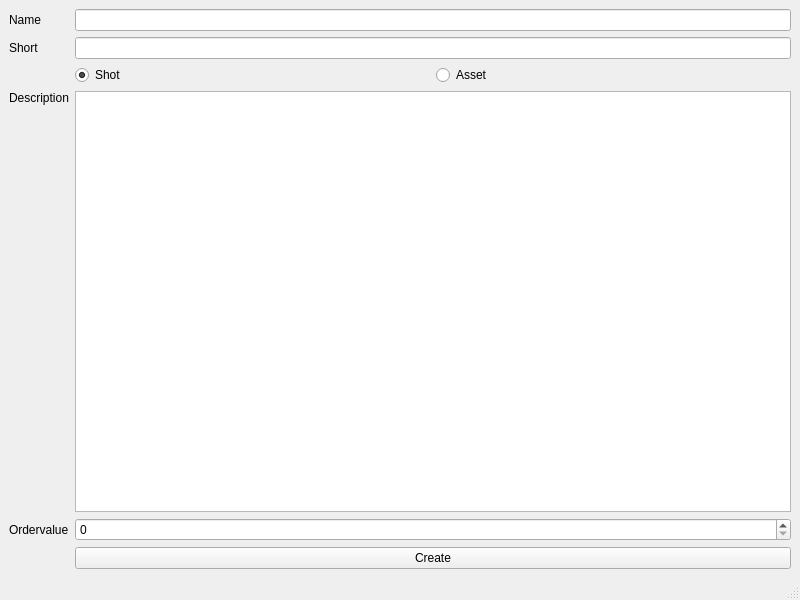
Old version of the form src/jukeboxcore/gui/widgets/guerilla/depcreator.ui in the repository JukeboxPipeline/jukebox-core.
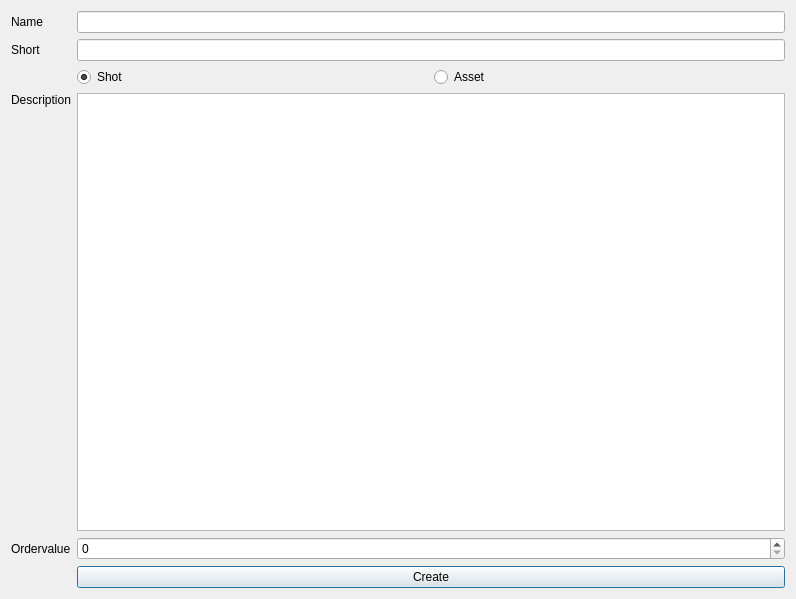
New version of the form.

Commit message: Chang the guerilla secondary windows to dialogs and implement create project

```diff
--- a/src/jukeboxcore/gui/widgets/guerilla/depcreator.ui
+++ b/src/jukeboxcore/gui/widgets/guerilla/depcreator.ui
@@ -1,37 +1,33 @@
 <?xml version="1.0" encoding="UTF-8"?>
 <ui version="4.0">
- <class>depcreator_mwin</class>
- <widget class="QMainWindow" name="depcreator_mwin">
+ <class>depcreator_dialog</class>
+ <widget class="QDialog" name="depcreator_dialog">
   <property name="geometry">
    <rect>
     <x>0</x>
     <y>0</y>
-    <width>800</width>
-    <height>600</height>
+    <width>796</width>
+    <height>599</height>
    </rect>
   </property>
   <property name="windowTitle">
    <string>Create Department</string>
   </property>
-  <widget class="QWidget" name="central_widget">
-   <layout class="QGridLayout" name="central_grid">
-    <item row="3" column="1">
+  <layout class="QGridLayout" name="gridLayout">
+   <item row="4" column="2">
      <widget class="QPlainTextEdit" name="des_pte"/>
     </item>
-    <item row="1" column="1">
-     <widget class="QLineEdit" name="short_le"/>
-    </item>
-    <item row="4" column="1">
+   <item row="6" column="2">
+    <widget class="QPushButton" name="create_pb">
+     <property name="text">
+      <string>Create</string>
+     </property>
+    </widget>
+   </item>
+   <item row="5" column="2">
      <widget class="QSpinBox" name="ordervalue_sb"/>
     </item>
-    <item row="4" column="0">
-     <widget class="QLabel" name="odervalue_lb">
-      <property name="text">
-       <string>Ordervalue</string>
-      </property>
-     </widget>
-    </item>
-    <item row="3" column="0">
+   <item row="4" column="1">
      <widget class="QLabel" name="description_lb">
       <property name="text">
        <string>Description</string>
@@ -41,24 +37,34 @@
       </property>
      </widget>
     </item>
-    <item row="0" column="1">
-     <widget class="QLineEdit" name="name_le"/>
-    </item>
-    <item row="1" column="0">
-     <widget class="QLabel" name="short_lb">
-      <property name="text">
-       <string>Short</string>
-      </property>
-     </widget>
-    </item>
-    <item row="0" column="0">
+   <item row="1" column="1">
      <widget class="QLabel" name="name_lb">
       <property name="text">
        <string>Name</string>
       </property>
      </widget>
     </item>
+   <item row="2" column="2">
+    <widget class="QLineEdit" name="short_le"/>
+   </item>
+   <item row="1" column="2">
+    <widget class="QLineEdit" name="name_le"/>
+   </item>
+   <item row="5" column="1">
+    <widget class="QLabel" name="odervalue_lb">
+     <property name="text">
+      <string>Ordervalue</string>
+     </property>
+    </widget>
+   </item>
     <item row="2" column="1">
+    <widget class="QLabel" name="short_lb">
+     <property name="text">
+      <string>Short</string>
+     </property>
+    </widget>
+   </item>
+   <item row="3" column="2">
      <layout class="QHBoxLayout" name="assetflag_hbox">
       <item>
        <widget class="QRadioButton" name="shot_rb">
@@ -79,16 +85,7 @@
       </item>
      </layout>
     </item>
-    <item row="5" column="1">
-     <widget class="QPushButton" name="create_pb">
-      <property name="text">
-       <string>Create</string>
-      </property>
-     </widget>
-    </item>
-   </layout>
-  </widget>
-  <widget class="QStatusBar" name="statusbar"/>
+  </layout>
  </widget>
  <resources/>
  <connections>
```
Left out of the diff: 19 changed lines with no effect on the pictures. Lines whose indentation alone changed are shown as unchanged. The commit also changes 26 other files.
